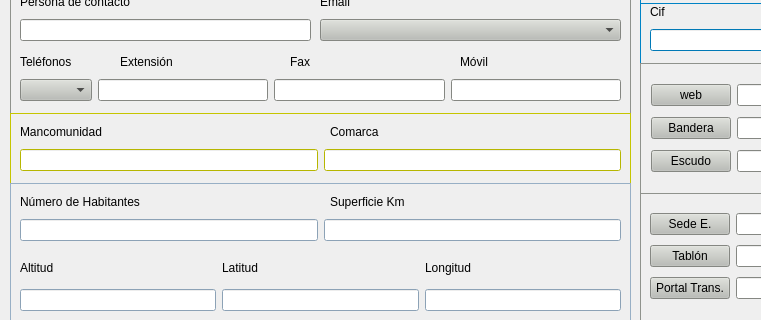
Qt form sedes.ui (kapazao/GrxMenu) before a commit; both pictures show x 0 to 761 and y 287 to 607 of the 1270 by 912 pixel window.
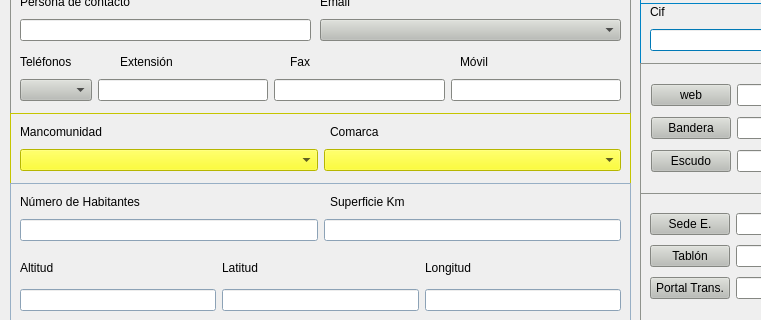
The same form after that commit.

```diff
--- a/sedes.ui
+++ b/sedes.ui
@@ -3348,18 +3348,10 @@
     </property>
     <layout class="QHBoxLayout" name="horizontalLayout_2">
      <item>
-      <widget class="QLineEdit" name="lineEdit_mancomunidad">
-       <property name="readOnly">
-        <bool>true</bool>
-       </property>
-      </widget>
+      <widget class="QComboBox" name="comboBox_mancomunidad"/>
      </item>
      <item>
-      <widget class="QLineEdit" name="lineEdit_comarca">
-       <property name="readOnly">
-        <bool>true</bool>
-       </property>
-      </widget>
+      <widget class="QComboBox" name="comboBox_comarca"/>
      </item>
     </layout>
    </widget>
```
Left out of the diff: 2 changed lines with no effect on the pictures.
